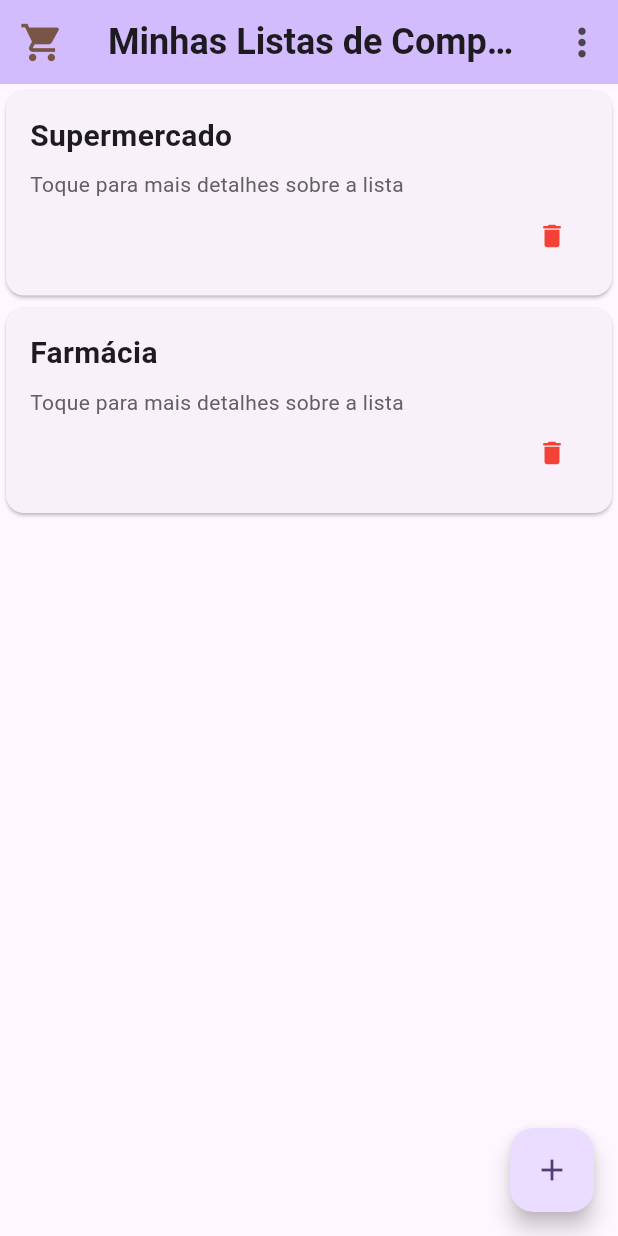
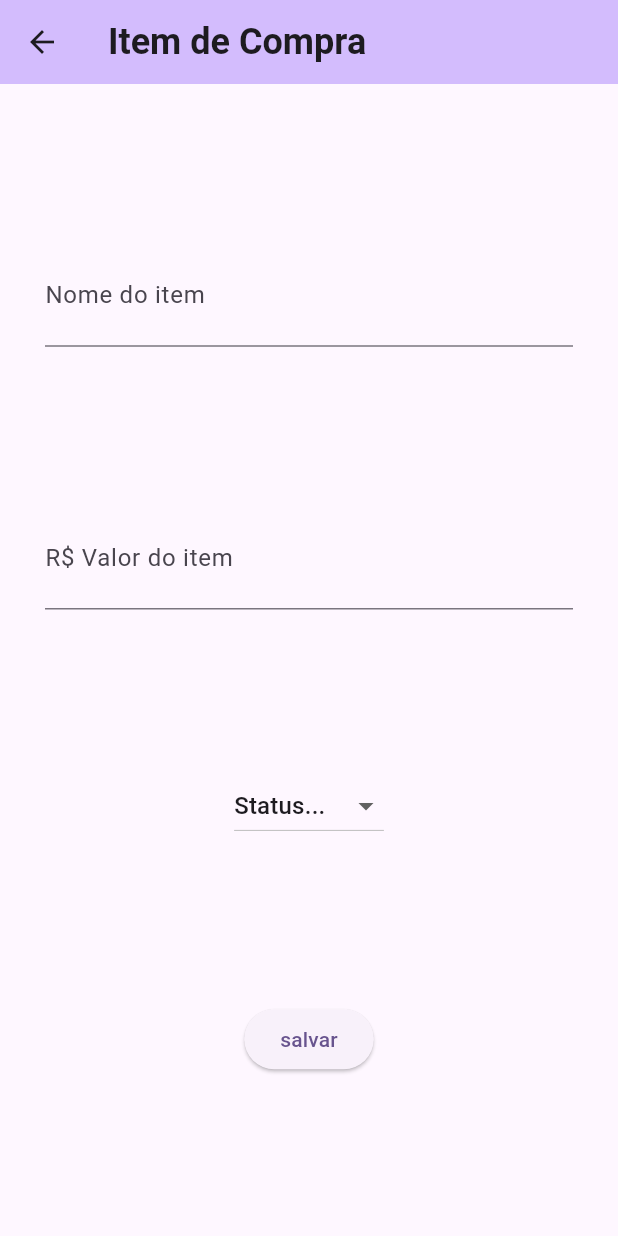
Before and after one commit to Luiz-Ferndo/Meu-Mercado, a Flutter app: the screen it shows after launch, after a tap on the "add" icon, on a phone screen of 412 x 824 dp. Run offline on Flutter 3.47's test engine with Material 3 defaults, Android fonts, the phone set to English and light mode, and no system bars.

Commit message:
Atualizando o app

```diff
--- a/lib/main.dart
+++ b/lib/main.dart
@@ -1,4 +1,7 @@
 import 'package:flutter/material.dart';
+
+import 'widget/ItemCompra.dart';
+import 'widget/ListaDeCompras.dart';
 
 void main() {
   runApp(const MeuMercadoApp());
@@ -14,82 +17,14 @@ class MeuMercadoApp extends StatelessWidget {
       theme: ThemeData(
         colorScheme: ColorScheme.fromSeed(seedColor: Colors.deepPurple),
       ),
-      home: const ListaDeCompras(title: 'Minha Lista de Compras'),
+      //Rotas
+      initialRoute: '/',
+      routes: {
+        '/': (context) => const ListaDeCompras(title: 'Minha Lista de Compras'),
+        '/item': (context) => const ItemCompra(),
+      },
 
       debugShowCheckedModeBanner: false,
     );
   }
 }
-
-class ListaDeCompras extends StatelessWidget {
-  const ListaDeCompras({super.key, required String title});
-
-  final listas = const [
-    "Supermercado",
-    "Farmácia",
-  ];
-
-  @override
-  Widget build(BuildContext context) {
-    return Scaffold(
-      appBar: AppBar(
-        backgroundColor: Theme.of(context).colorScheme.inversePrimary,
-        leading: const Icon(Icons.shopping_cart, color: Colors.brown, size: 30),
-        title: Text(
-          "Minhas Listas de Compras",
-          style: TextStyle(fontSize: 24, fontWeight: FontWeight.bold),
-        ),
-        actions: [
-          IconButton(
-            icon: const Icon(Icons.more_vert, size: 30),
-            tooltip: 'Menu',
-            onPressed: () {
-              // Ação do botão de menu
-            },
-          )
-        ],
-      ),
-
-      body: ListView.builder(
-        itemCount: listas.length,
-        itemBuilder: (context, index) {
-          return Card(
-            child: Padding(
-              padding: const EdgeInsets.all(16.0),
-              child: Column(
-                mainAxisAlignment: MainAxisAlignment.spaceEvenly,
-                crossAxisAlignment: CrossAxisAlignment.start,
-                children: [
-                  Text(
-                    listas[index],
-                    style: TextStyle(fontSize: 20, fontWeight: FontWeight.bold),
-                  ),
-                  SizedBox(height: 8),
-                  Text(
-                    "Toque para mais detalhes sobre a lista",
-                    style: TextStyle(color: Colors.grey[700]),
-                  ),
-                  Align(
-                    alignment: Alignment.centerRight,
-                    child: IconButton(
-                      icon: Icon(Icons.delete, size: 20, color: Colors.red),
-                      onPressed: () {
-                        // Funcionalidade para excluir a lista
-                      },
-                    ),
-                  ),
-                ],
-              ),
-            ),
-          );
-        },
-      ),
-
-      floatingActionButton: FloatingActionButton(
-        onPressed: () {},
-        tooltip: 'Adicionar Item',
-        child: const Icon(Icons.add),
-      ),
-    );
-  }
-}
--- /dev/null
+++ b/lib/widget/ItemCompra.dart
@@ -0,0 +1,73 @@
+import 'package:flutter/material.dart';
+
+class ItemCompra extends StatelessWidget {
+  const ItemCompra({super.key});
+
+  @override
+  Widget build(BuildContext context) {
+    List<String> lista = <String>['Status...', 'Comprar', 'Comprado'];
+    String dropdownValue = lista.first;
+
+    return Scaffold (
+      appBar: AppBar(
+        backgroundColor: Theme.of(context).colorScheme.inversePrimary,
+        title: Text(
+          'Item de Compra',
+          style: TextStyle(fontSize: 24, fontWeight: FontWeight.bold),
+        ),
+      ),
+
+      body: Center(
+        child: Padding(
+          padding: const EdgeInsets.fromLTRB(30, 0, 30, 0),
+          child: Column(
+            mainAxisAlignment: MainAxisAlignment.spaceEvenly,
+            crossAxisAlignment: CrossAxisAlignment.center,
+            children: [
+              TextField(
+                style: TextStyle(
+                  fontSize: 24,
+                  fontWeight: FontWeight.bold,
+                  color: Colors.blue,
+                ),
+                decoration: InputDecoration(
+                  border: UnderlineInputBorder(),
+                  labelText: 'Nome do item',
+                ),
+              ),
+              TextField(
+                style: TextStyle(
+                  fontSize: 24,
+                  fontWeight: FontWeight.bold,
+                  color: Colors.green,
+                ),
+                decoration: InputDecoration(
+                  border: UnderlineInputBorder(),
+                  labelText: 'R\$ Valor do item',
+                ),
+              ),
+              DropdownButton(
+                value: dropdownValue,
+                items:
+                  lista.map<DropdownMenuItem<String>>((value) {
+                  return DropdownMenuItem<String>(
+                      value: value,
+                      child: Text(value),
+                    );
+                  }).toList(),
+                  onChanged: (_) {},
+              ),
+              ElevatedButton(
+                onPressed: () {
+                  print('Item salvo com sucesso!');
+                  Navigator.pop(context);
+                },
+                child: Text('salvar'),
+              )
+            ],
+          ),
+        ),
+      ),
+    );
+  }
+}
--- /dev/null
+++ b/lib/widget/ListaDeCompras.dart
@@ -0,0 +1,78 @@
+import 'package:flutter/material.dart';
+
+class ListaDeCompras extends StatelessWidget {
+  const ListaDeCompras({super.key, required String title});
+
+  final listas = const [
+    "Supermercado",
+    "Farmácia",
+  ];
+
+  @override
+  Widget build(BuildContext context) {
+    return Scaffold(
+      appBar: AppBar(
+        backgroundColor: Theme.of(context).colorScheme.inversePrimary,
+        leading: const Icon(Icons.shopping_cart, color: Colors.brown, size: 30),
+        title: Text(
+          "Minhas Listas de Compras",
+          style: TextStyle(fontSize: 24, fontWeight: FontWeight.bold),
+        ),
+        actions: [
+          IconButton(
+            icon: const Icon(Icons.more_vert, size: 30),
+            tooltip: 'Menu',
+            onPressed: () {
+              // Ação do botão de menu
+            },
+          )
+        ],
+      ),
+
+      body: ListView.builder(
+        itemCount: listas.length,
+        itemBuilder: (context, index) {
+          return Card(
+            child: Padding(
+              padding: const EdgeInsets.all(16.0),
+              child: Column(
+                mainAxisAlignment: MainAxisAlignment.spaceEvenly,
+                crossAxisAlignment: CrossAxisAlignment.start,
+                children: [
+                  Text(
+                    listas[index],
+                    style: TextStyle(fontSize: 20, fontWeight: FontWeight.bold),
+                  ),
+                  SizedBox(height: 8),
+                  Text(
+                    "Toque para mais detalhes sobre a lista",
+                    style: TextStyle(color: Colors.grey[700]),
+                  ),
+                  Align(
+                    alignment: Alignment.centerRight,
+                    child: IconButton(
+                      icon: Icon(Icons.delete, size: 20, color: Colors.red),
+                      onPressed: () {
+                        // Funcionalidade para excluir a lista
+                      },
+                    ),
+                  ),
+                ],
+              ),
+            ),
+          );
+        },
+      ),
+
+      floatingActionButton: FloatingActionButton(
+        onPressed: () {
+          print('Adicionar novo item');
+
+          Navigator.pushNamed(context, '/item');
+        },
+        tooltip: 'Adicionar Item',
+        child: const Icon(Icons.add),
+      ),
+    );
+  }
+}
```
